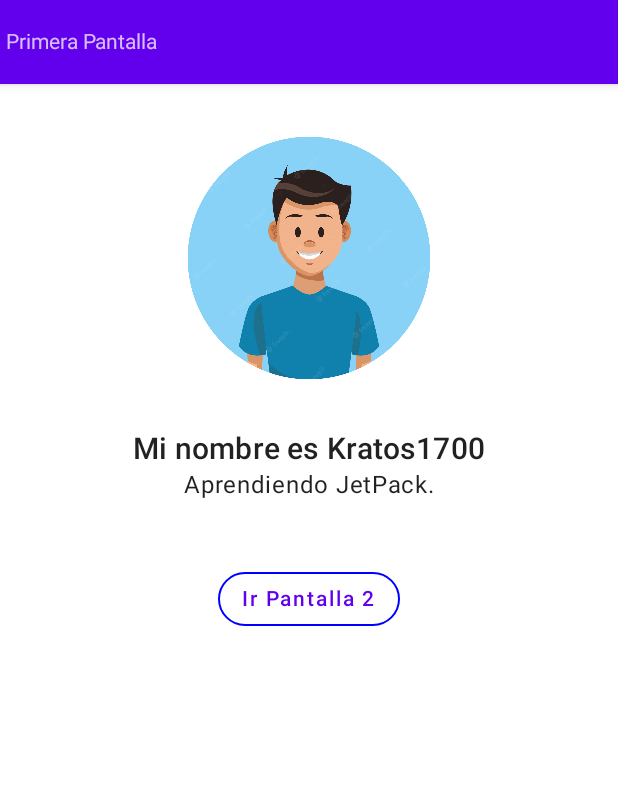
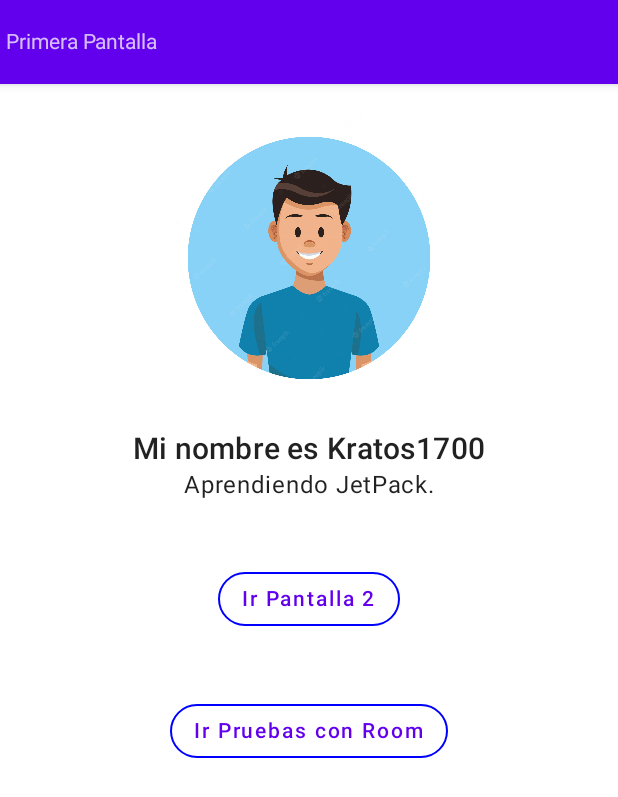
Before and after one commit to kratos1700/AprendiendoJetPack, an Android app built with Jetpack Compose: the screen it shows after launch (MainActivity), on a phone screen of 412 x 824 dp. Shown: the top 797 px of the screen. Run offline under Robolectric (Android 15) with nearby library versions, the phone set to English and light mode, and no system bars.

Commit message:
preparando pantalla para pruebas con Room

```diff
--- a/app/src/main/java/com/example/aprendiendo/navigation/AppNavigation.kt
+++ b/app/src/main/java/com/example/aprendiendo/navigation/AppNavigation.kt
@@ -6,6 +6,7 @@ import androidx.navigation.compose.NavHost
 import androidx.navigation.compose.composable
 import androidx.navigation.compose.rememberNavController
 import androidx.navigation.navArgument
+import com.example.aprendiendo.room.ui.PantallaRoom
 import com.example.aprendiendo.screens.PantallaPrimera
 import com.example.aprendiendo.screens.PantallaSegunda
 
@@ -27,6 +28,10 @@ fun AppNavigation(){
         })){
             PantallaSegunda(navController, it.arguments?.getString("text")) // recuperamos el texto
         }
+
+        composable(route = AppScreens.PantallaRoom.ruta){
+            PantallaRoom(navController)
+        }
     }
 
 }
--- a/app/src/main/java/com/example/aprendiendo/navigation/AppScreens.kt
+++ b/app/src/main/java/com/example/aprendiendo/navigation/AppScreens.kt
@@ -4,4 +4,5 @@ sealed class AppScreens(val ruta: String){
 
     object PantallaPrimera:AppScreens("primera_pantalla")
     object PantallaSegunda:AppScreens("segunda_pantalla")
+    object PantallaRoom:AppScreens("pantalla_room")
 }
--- a/app/src/main/java/com/example/aprendiendo/screens/PantallaPrimera.kt
+++ b/app/src/main/java/com/example/aprendiendo/screens/PantallaPrimera.kt
@@ -75,6 +75,21 @@ fun BodyContent(name : String, navController: NavController){
 
 
             }
+
+            // damos espacio entre la texto i boton
+            Spacer(modifier = Modifier.height(40.dp))
+
+            // boton con bordes
+            OutlinedButton(onClick = {
+                navController.navigate(route = AppScreens.PantallaRoom.ruta)
+            },
+                border = BorderStroke(1.dp, Color.Blue),
+                shape = RoundedCornerShape(50)
+            ) {
+                Text(text = "Ir Pruebas con Room")
+
+
+            }
         }
 
     }
--- a/build.gradle
+++ b/build.gradle
@@ -4,8 +4,8 @@ buildscript {
     }
 }// Top-level build file where you can add configuration options common to all sub-projects/modules.
 plugins {
-    id 'com.android.application' version '7.1.3' apply false
-    id 'com.android.library' version '7.1.3' apply false
+    id 'com.android.application' version '7.2.2' apply false
+    id 'com.android.library' version '7.2.2' apply false
     id 'org.jetbrains.kotlin.android' version '1.5.21' apply false
 }
 
```
Also changed, not shown: app/src/main/java/com/example/aprendiendo/room/ui/PantallaRoom.kt (added, +33 -0 lines), gradle/wrapper/gradle-wrapper.properties.
